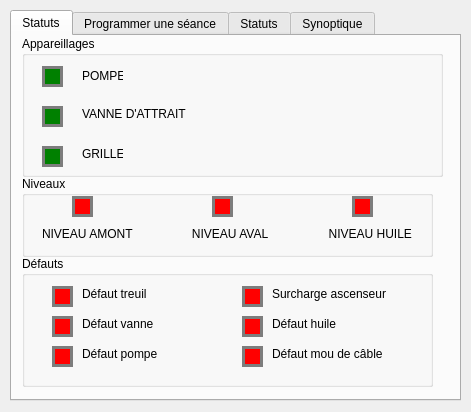
hardware/AscenseurPoissons, file CODAGE/IHM/ui.ui: the form before one commit.
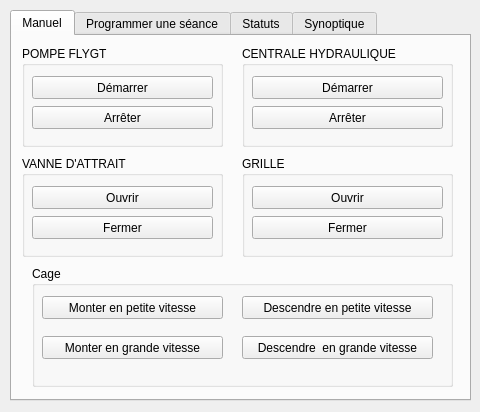
The form after the commit. The open tabs and pages were chosen to show the change.

Commit message: MAJ de l'interface utilisateur

What changed in the file:
```diff
--- a/CODAGE/IHM/ui.ui
+++ b/CODAGE/IHM/ui.ui
@@ -6,7 +6,7 @@
    <rect>
     <x>0</x>
     <y>0</y>
-    <width>471</width>
+    <width>480</width>
     <height>412</height>
    </rect>
   </property>
@@ -18,7 +18,7 @@
     <rect>
      <x>10</x>
      <y>10</y>
-     <width>451</width>
+     <width>461</width>
      <height>391</height>
     </rect>
    </property>
@@ -30,214 +30,44 @@
    </property>
    <widget class="QWidget" name="tab_4">
     <attribute name="title">
-     <string>Statuts</string>
+     <string>Manuel</string>
     </attribute>
-    <widget class="QGroupBox" name="groupBox_5">
-     <property name="geometry">
-      <rect>
-       <x>10</x>
-       <y>0</y>
-       <width>421</width>
-       <height>141</height>
-      </rect>
-     </property>
-     <property name="title">
-      <string>Appareillages</string>
-     </property>
-     <widget class="QLabel" name="label_16">
-      <property name="geometry">
-       <rect>
-        <x>20</x>
-        <y>30</y>
-        <width>21</width>
-        <height>21</height>
-       </rect>
-      </property>
-      <property name="styleSheet">
-       <string notr="true">background-color:green;
-border:3px solid  rgb(125, 125, 125);</string>
-      </property>
-      <property name="text">
-       <string/>
-      </property>
-     </widget>
-     <widget class="QLabel" name="label_17">
-      <property name="geometry">
-       <rect>
-        <x>60</x>
-        <y>30</y>
-        <width>41</width>
-        <height>20</height>
-       </rect>
-      </property>
-      <property name="styleSheet">
-       <string notr="true"/>
-      </property>
-      <property name="text">
-       <string>POMPE</string>
-      </property>
-     </widget>
-     <widget class="QLabel" name="label_30">
-      <property name="geometry">
-       <rect>
-        <x>20</x>
-        <y>70</y>
-        <width>21</width>
-        <height>21</height>
-       </rect>
-      </property>
-      <property name="styleSheet">
-       <string notr="true">background-color:green;
-border:3px solid  rgb(125, 125, 125);</string>
-      </property>
-      <property name="text">
-       <string/>
-      </property>
-     </widget>
-     <widget class="QLabel" name="label_31">
-      <property name="geometry">
-       <rect>
-        <x>60</x>
-        <y>70</y>
-        <width>121</width>
-        <height>16</height>
-       </rect>
-      </property>
-      <property name="text">
-       <string>VANNE D'ATTRAIT</string>
-      </property>
-     </widget>
-     <widget class="QLabel" name="label_32">
-      <property name="geometry">
-       <rect>
-        <x>20</x>
-        <y>110</y>
-        <width>21</width>
-        <height>21</height>
-       </rect>
-      </property>
-      <property name="styleSheet">
-       <string notr="true">background-color:green;
-border:3px solid  rgb(125, 125, 125);</string>
-      </property>
-      <property name="text">
-       <string/>
-      </property>
-     </widget>
-     <widget class="QLabel" name="label">
-      <property name="geometry">
-       <rect>
-        <x>60</x>
-        <y>110</y>
-        <width>41</width>
-        <height>16</height>
-       </rect>
-      </property>
-      <property name="text">
-       <string>GRILLE</string>
-      </property>
-     </widget>
-    </widget>
     <widget class="QGroupBox" name="groupBox_6">
      <property name="geometry">
       <rect>
-       <x>10</x>
-       <y>140</y>
-       <width>411</width>
-       <height>81</height>
+       <x>230</x>
+       <y>10</y>
+       <width>211</width>
+       <height>101</height>
       </rect>
      </property>
      <property name="title">
-      <string>Niveaux</string>
+      <string>CENTRALE HYDRAULIQUE</string>
      </property>
-     <widget class="QLabel" name="label_33">
+     <widget class="QPushButton" name="pushButton_8">
       <property name="geometry">
        <rect>
-        <x>300</x>
-        <y>50</y>
-        <width>101</width>
-        <height>16</height>
+        <x>10</x>
+        <y>30</y>
+        <width>191</width>
+        <height>23</height>
        </rect>
       </property>
       <property name="text">
-       <string>  NIVEAU HUILE</string>
+       <string>Démarrer</string>
       </property>
      </widget>
-     <widget class="QLabel" name="label_34">
+     <widget class="QPushButton" name="pushButton_9">
       <property name="geometry">
        <rect>
-        <x>50</x>
-        <y>20</y>
-        <width>21</width>
-        <height>21</height>
+        <x>10</x>
+        <y>60</y>
+        <width>191</width>
+        <height>23</height>
        </rect>
       </property>
-      <property name="styleSheet">
-       <string notr="true">background-color: red;
-border:3px solid  rgb(125, 125, 125);</string>
-      </property>
       <property name="text">
-       <string/>
-      </property>
-     </widget>
-     <widget class="QLabel" name="label_35">
-      <property name="geometry">
-       <rect>
-        <x>20</x>
-        <y>50</y>
-        <width>101</width>
-        <height>16</height>
-       </rect>
-      </property>
-      <property name="text">
-       <string>NIVEAU AMONT</string>
-      </property>
-     </widget>
-     <widget class="QLabel" name="label_36">
-      <property name="geometry">
-       <rect>
-        <x>330</x>
-        <y>20</y>
-        <width>21</width>
-        <height>21</height>
-       </rect>
-      </property>
-      <property name="styleSheet">
-       <string notr="true">background-color: red;
-border:3px solid  rgb(125, 125, 125);</string>
-      </property>
-      <property name="text">
-       <string/>
-      </property>
-     </widget>
-     <widget class="QLabel" name="label_37">
-      <property name="geometry">
-       <rect>
-        <x>160</x>
-        <y>50</y>
-        <width>101</width>
-        <height>16</height>
-       </rect>
-      </property>
-      <property name="text">
-       <string>   NIVEAU AVAL</string>
-      </property>
-     </widget>
-     <widget class="QLabel" name="label_38">
-      <property name="geometry">
-       <rect>
-        <x>190</x>
-        <y>20</y>
-        <width>21</width>
-        <height>21</height>
-       </rect>
-      </property>
-      <property name="styleSheet">
-       <string notr="true">background-color: red;
-border:3px solid  rgb(125, 125, 125);</string>
-      </property>
-      <property name="text">
-       <string/>
+       <string>Arrêter</string>
       </property>
      </widget>
     </widget>
@@ -245,192 +75,181 @@
      <property name="geometry">
       <rect>
        <x>10</x>
-       <y>220</y>
-       <width>411</width>
-       <height>131</height>
+       <y>10</y>
+       <width>201</width>
+       <height>101</height>
       </rect>
      </property>
      <property name="title">
-      <string>Défauts</string>
+      <string>POMPE FLYGT</string>
      </property>
-     <widget class="QLabel" name="label_39">
+     <widget class="QPushButton" name="pushButton_10">
       <property name="geometry">
        <rect>
-        <x>30</x>
+        <x>10</x>
         <y>30</y>
-        <width>21</width>
-        <height>21</height>
+        <width>181</width>
+        <height>23</height>
        </rect>
       </property>
-      <property name="styleSheet">
-       <string notr="true">background-color: red;
-border:3px solid  rgb(125, 125, 125);</string>
-      </property>
       <property name="text">
-       <string/>
+       <string>Démarrer</string>
       </property>
      </widget>
-     <widget class="QLabel" name="label_40">
+     <widget class="QPushButton" name="pushButton_11">
       <property name="geometry">
        <rect>
-        <x>60</x>
-        <y>30</y>
-        <width>81</width>
-        <height>16</height>
+        <x>10</x>
+        <y>60</y>
+        <width>181</width>
+        <height>23</height>
        </rect>
       </property>
       <property name="text">
-       <string>Défaut treuil</string>
+       <string>Arrêter</string>
       </property>
      </widget>
-     <widget class="QLabel" name="label_41">
+    </widget>
+    <widget class="QGroupBox" name="groupBox_9">
+     <property name="geometry">
+      <rect>
+       <x>10</x>
+       <y>120</y>
+       <width>201</width>
+       <height>101</height>
+      </rect>
+     </property>
+     <property name="title">
+      <string>VANNE D'ATTRAIT</string>
+     </property>
+     <widget class="QPushButton" name="pushButton_12">
       <property name="geometry">
        <rect>
-        <x>250</x>
+        <x>10</x>
         <y>30</y>
-        <width>131</width>
-        <height>16</height>
+        <width>181</width>
+        <height>23</height>
        </rect>
       </property>
       <property name="text">
-       <string>Surcharge ascenseur</string>
+       <string>Ouvrir</string>
       </property>
      </widget>
-     <widget class="QLabel" name="label_42">
+     <widget class="QPushButton" name="pushButton_13">
       <property name="geometry">
        <rect>
-        <x>30</x>
+        <x>10</x>
         <y>60</y>
-        <width>21</width>
-        <height>21</height>
+        <width>181</width>
+        <height>23</height>
        </rect>
       </property>
-      <property name="styleSheet">
-       <string notr="true">background-color: red;
-border:3px solid  rgb(125, 125, 125);</string>
-      </property>
       <property name="text">
-       <string/>
+       <string>Fermer</string>
       </property>
      </widget>
-     <widget class="QLabel" name="label_43">
+    </widget>
+    <widget class="QGroupBox" name="groupBox_10">
+     <property name="geometry">
+      <rect>
+       <x>230</x>
+       <y>120</y>
+       <width>211</width>
+       <height>101</height>
+      </rect>
+     </property>
+     <property name="title">
+      <string>GRILLE</string>
+     </property>
+     <widget class="QPushButton" name="pushButton_14">
       <property name="geometry">
        <rect>
-        <x>60</x>
-        <y>60</y>
-        <width>91</width>
-        <height>16</height>
+        <x>10</x>
+        <y>30</y>
+        <width>191</width>
+        <height>23</height>
        </rect>
       </property>
       <property name="text">
-       <string>Défaut vanne</string>
+       <string>Ouvrir</string>
       </property>
      </widget>
-     <widget class="QLabel" name="label_44">
+     <widget class="QPushButton" name="pushButton_15">
       <property name="geometry">
        <rect>
-        <x>30</x>
-        <y>90</y>
-        <width>21</width>
-        <height>21</height>
+        <x>10</x>
+        <y>60</y>
+        <width>191</width>
+        <height>23</height>
        </rect>
       </property>
-      <property name="styleSheet">
-       <string notr="true">background-color: red;
-border:3px solid  rgb(125, 125, 125);</string>
-      </property>
       <property name="text">
-       <string/>
+       <string>Fermer</string>
       </property>
      </widget>
-     <widget class="QLabel" name="label_45">
+    </widget>
+    <widget class="QGroupBox" name="groupBox_5">
+     <property name="geometry">
+      <rect>
+       <x>20</x>
+       <y>230</y>
+       <width>421</width>
+       <height>121</height>
+      </rect>
+     </property>
+     <property name="title">
+      <string>Cage</string>
+     </property>
+     <widget class="QPushButton" name="pushButton_4">
       <property name="geometry">
        <rect>
-        <x>60</x>
-        <y>90</y>
-        <width>91</width>
-        <height>16</height>
-       </rect>
-      </property>
-      <property name="text">
-       <string>Défaut pompe</string>
-      </property>
-     </widget>
-     <widget class="QLabel" name="label_46">
-      <property name="geometry">
-       <rect>
-        <x>220</x>
+        <x>10</x>
         <y>30</y>
-        <width>21</width>
-        <height>21</height>
+        <width>181</width>
+        <height>23</height>
        </rect>
       </property>
-      <property name="styleSheet">
-       <string notr="true">background-color: red;
-border:3px solid  rgb(125, 125, 125);</string>
-      </property>
       <property name="text">
-       <string/>
+       <string>Monter en petite vitesse</string>
       </property>
      </widget>
-     <widget class="QLabel" name="label_47">
+     <widget class="QPushButton" name="pushButton_5">
       <property name="geometry">
        <rect>
-        <x>250</x>
-        <y>60</y>
-        <width>111</width>
-        <height>16</height>
+        <x>10</x>
+        <y>70</y>
+        <width>181</width>
+        <height>23</height>
        </rect>
       </property>
       <property name="text">
-       <string>Défaut huile</string>
+       <string>Monter en grande vitesse</string>
       </property>
      </widget>
-     <widget class="QLabel" name="label_48">
+     <widget class="QPushButton" name="pushButton_6">
       <property name="geometry">
        <rect>
-        <x>220</x>
-        <y>60</y>
-        <width>21</width>
-        <height>21</height>
+        <x>210</x>
+        <y>30</y>
+        <width>191</width>
+        <height>23</height>
        </rect>
       </property>
-      <property name="styleSheet">
-       <string notr="true">background-color: red;
-border:3px solid  rgb(125, 125, 125);</string>
-      </property>
       <property name="text">
-       <string/>
+       <string>Descendre en petite vitesse</string>
       </property>
      </widget>
-     <widget class="QLabel" name="label_49">
+     <widget class="QPushButton" name="pushButton_7">
       <property name="geometry">
        <rect>
-        <x>220</x>
-        <y>90</y>
-        <width>21</width>
-        <height>21</height>
+        <x>210</x>
+        <y>70</y>
+        <width>191</width>
+        <height>23</height>
        </rect>
       </property>
-      <property name="styleSheet">
-       <string notr="true">background-color: red;
-border:3px solid  rgb(125, 125, 125);</string>
-      </property>
       <property name="text">
-       <string/>
-      </property>
-     </widget>
-     <widget class="QLabel" name="label_50">
-      <property name="geometry">
-       <rect>
-        <x>250</x>
-        <y>90</y>
-        <width>131</width>
-        <height>16</height>
-       </rect>
-      </property>
-      <property name="text">
-       <string>Défaut mou de câble</string>
+       <string>Descendre  en grande vitesse</string>
       </property>
      </widget>
     </widget>
```
Left out of the diff: 58 changed lines with no effect on the pictures.
